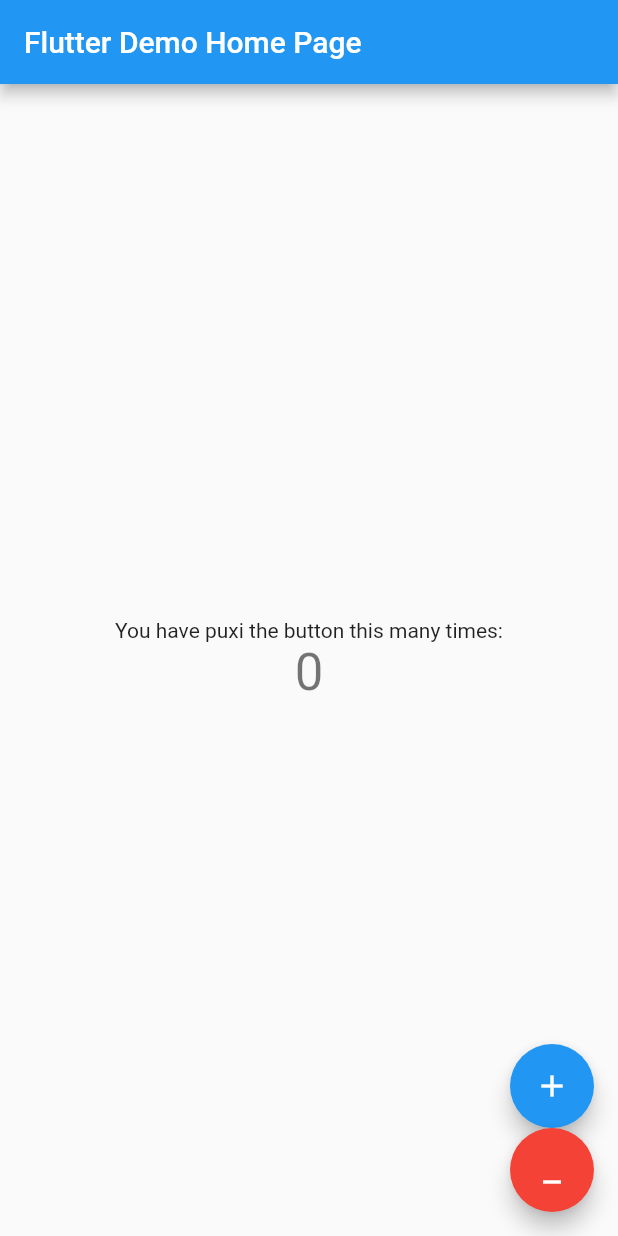
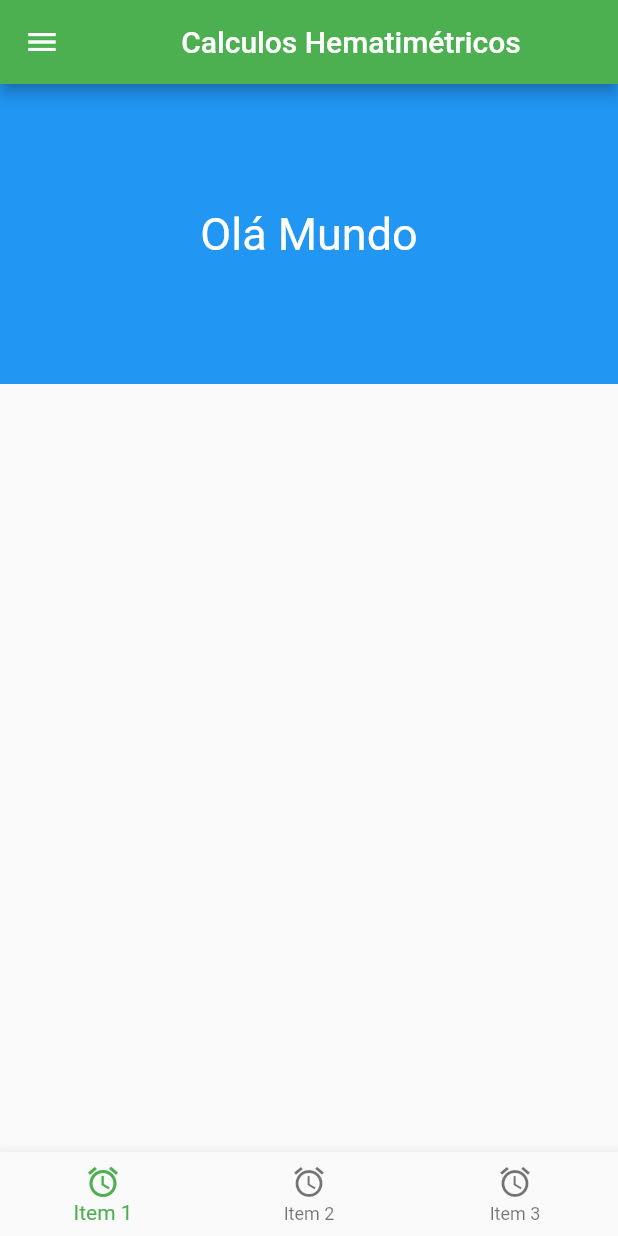
Before and after one commit to gabrielsgradinar/calculos-hematimetricos, a Flutter app: the screen it shows after launch, on a phone screen of 412 x 824 dp. Run offline on Flutter 3.47's test engine with Material 2 defaults, Android fonts, the phone set to English and light mode, and no system bars.

Commit message:
first widget tests

```diff
--- a/lib/main.dart
+++ b/lib/main.dart
@@ -1,83 +1,8 @@
+import 'package:calculos_hematimetricos/pages/home_page.dart';
 import 'package:flutter/material.dart';
 
-void main() {
-  runApp(const MyApp());
+main() {
+  runApp(
+    MyApp(),
+  ); // widget inicial, configurações iniciais
 }
-
-class MyApp extends StatelessWidget {
-  const MyApp({Key? key}) : super(key: key);
-
-  @override
-  Widget build(BuildContext context) {
-    return MaterialApp(
-      title: 'Flutter Demo',
-      theme: ThemeData(
-        primarySwatch: Colors.blue,
-      ),
-      home: const MyHomePage(title: 'Flutter Demo Home Page'),
-    );
-  }
-}
-
-class MyHomePage extends StatefulWidget {
-  const MyHomePage({Key? key, required this.title}) : super(key: key);
-
-  final String title;
-
-  @override
-  State<MyHomePage> createState() => _MyHomePageState();
-}
-
-class _MyHomePageState extends State<MyHomePage> {
-  int _counter = 0;
-
-  void _incrementCounter() {
-    setState(() {
-      _counter++;
-    });
-  }
-
-  void _decrementCounter() {
-    setState(() {
-      _counter--;
-    });
-  }
-
-  @override
-  Widget build(BuildContext context) {
-    return Scaffold(
-        appBar: AppBar(
-          title: Text(widget.title),
-        ),
-        body: Center(
-          child: Column(
-            mainAxisAlignment: MainAxisAlignment.center,
-            children: <Widget>[
-              const Text(
-                'You have puxi the button this many times:',
-              ),
-              Text(
-                '$_counter',
-                style: Theme.of(context).textTheme.headline4,
-              ),
-            ],
-          ),
-        ),
-        floatingActionButton: Column(
-          mainAxisAlignment: MainAxisAlignment.end,
-          children: [
-            FloatingActionButton(
-              onPressed: _incrementCounter,
-              tooltip: 'Increment',
-              child: const Icon(Icons.add),
-            ),
-            FloatingActionButton(
-              onPressed: _decrementCounter,
-              tooltip: 'Decrement',
-              child: const Icon(Icons.minimize),
-              backgroundColor: Colors.red,
-            ),
-          ],
-        ));
-  }
-}
--- /dev/null
+++ b/lib/pages/home_page.dart
@@ -0,0 +1,120 @@
+import 'package:flutter/material.dart';
+
+import 'pageViews/one_page.dart';
+
+class HomePage extends StatefulWidget {
+  @override
+  State<HomePage> createState() => _HomePageState();
+}
+
+class _HomePageState extends State<HomePage> {
+  PageController _pageController = PageController();
+
+  int indexBottomNavigationBar = 0;
+
+  @override
+  Widget build(BuildContext context) {
+    return Scaffold(
+      appBar: AppBar(
+        title: Center(child: Text("Calculos Hematimétricos")),
+      ),
+      drawer: Drawer(
+        child: ListView(
+          children: [
+            UserAccountsDrawerHeader(
+              accountName: Text("Gabriel"),
+              accountEmail: Text("gabriel@gmail.com"),
+              currentAccountPicture: CircleAvatar(
+                backgroundColor: Colors.lightGreen,
+                child: Text('G'),
+              ),
+            ),
+            ListTile(
+              onTap: () {
+                _pageController.jumpToPage(0);
+                Navigator.pop(context);
+                setState(() {
+                  indexBottomNavigationBar = 0;
+                });
+              },
+              title: Text("Item 1"),
+              trailing: Icon(Icons.arrow_forward),
+            ),
+            ListTile(
+              onTap: () {
+                _pageController.jumpToPage(1);
+                Navigator.pop(context);
+                setState(() {
+                  indexBottomNavigationBar = 1;
+                });
+              },
+              title: Text("Item 2"),
+              trailing: Icon(Icons.arrow_forward),
+            ),
+            ListTile(
+              onTap: () {
+                _pageController.jumpToPage(2);
+                Navigator.pop(context);
+                setState(() {
+                  indexBottomNavigationBar = 2;
+                });
+              },
+              title: Text("Item 3"),
+              trailing: Icon(Icons.arrow_forward),
+            ),
+          ],
+        ),
+      ),
+      body: PageView(
+        controller: _pageController,
+        children: [
+          OnePage(),
+          Container(color: Colors.red),
+          Container(color: Colors.yellow)
+        ],
+      ),
+      bottomNavigationBar: BottomNavigationBar(
+        currentIndex: indexBottomNavigationBar,
+        onTap: (int page) {
+          setState(() {
+            indexBottomNavigationBar = page;
+          });
+          _pageController.animateToPage(
+            page,
+            duration: Duration(milliseconds: 300),
+            curve: Curves.ease,
+          );
+        },
+        items: [
+          BottomNavigationBarItem(
+            icon: Icon(Icons.access_alarms),
+            label: "Item 1",
+          ),
+          BottomNavigationBarItem(
+            icon: Icon(Icons.access_alarms),
+            label: "Item 2",
+          ),
+          BottomNavigationBarItem(
+            icon: Icon(Icons.access_alarms),
+            label: "Item 3",
+          ),
+        ],
+      ),
+    );
+  }
+}
+
+class MyApp extends StatelessWidget {
+  const MyApp({Key? key}) : super(key: key);
+
+  @override
+  Widget build(BuildContext context) {
+    return MaterialApp(
+      debugShowCheckedModeBanner: false,
+      theme: ThemeData(
+        colorScheme: ColorScheme.fromSwatch(primarySwatch: Colors.green),
+      ),
+      home: HomePage(),
+    );
+  }
+}
--- /dev/null
+++ b/lib/pages/pageViews/one_page.dart
@@ -0,0 +1,27 @@
+import 'package:flutter/material.dart';
+
+class OnePage extends StatelessWidget {
+  const OnePage({Key? key}) : super(key: key);
+
+  @override
+  Widget build(BuildContext context) {
+    return Column(
+      children: [
+        Container(
+          height: 200,
+          width: MediaQuery.of(context).size.width,
+          decoration: BoxDecoration(color: Colors.blue),
+          child: Center(
+            child: Text(
+              "Olá Mundo",
+              style: TextStyle(
+                color: Colors.white,
+                fontSize: 30,
+              ),
+            ),
+          ),
+        ),
+      ],
+    );
+  }
+}
--- a/pubspec.yaml
+++ b/pubspec.yaml
@@ -1,4 +1,4 @@
-name: exemplo
+name: calculos_hematimetricos
 description: A new Flutter project.
 
 # The following line prevents the package from being accidentally published to
```
Also changed, not shown: 1 other file.
